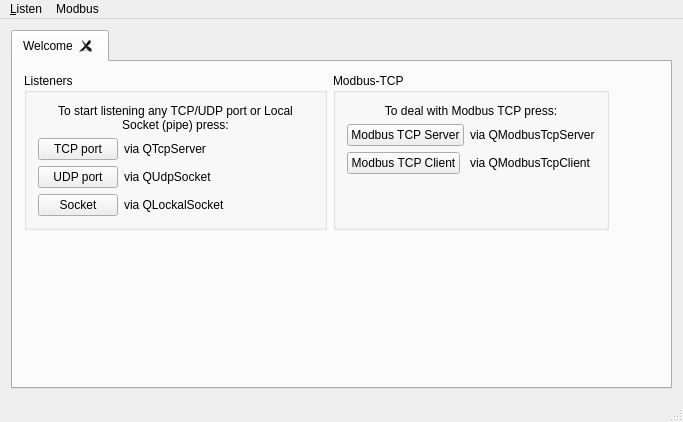
khomchenkovaa/PortListener, file PLDesk/mainwindow.ui: the form before one commit.
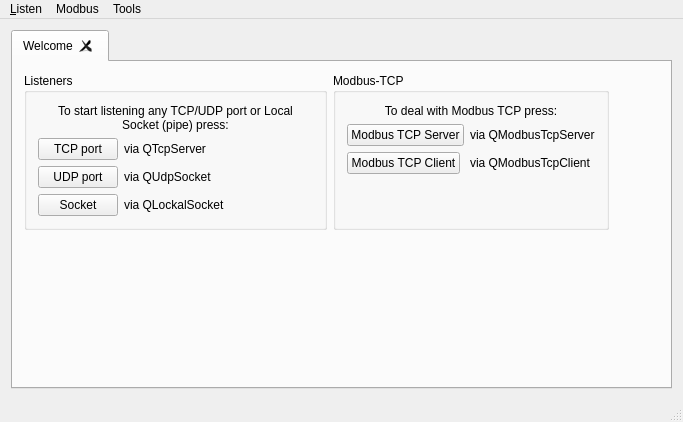
The form after the commit.

The edit to the form file:
```diff
--- a/PLDesk/mainwindow.ui
+++ b/PLDesk/mainwindow.ui
@@ -202,8 +202,15 @@
     <addaction name="actionModbusTcpServer"/>
     <addaction name="actionModbusTcpClient"/>
    </widget>
+   <widget class="QMenu" name="menuTools">
+    <property name="title">
+     <string>Tools</string>
+    </property>
+    <addaction name="actionDataSender"/>
+   </widget>
    <addaction name="menuConnect"/>
    <addaction name="menuModbus"/>
+   <addaction name="menuTools"/>
   </widget>
   <action name="actionTCP_port">
    <property name="text">
```
Left out of the diff: 5 changed lines with no effect on the pictures.
